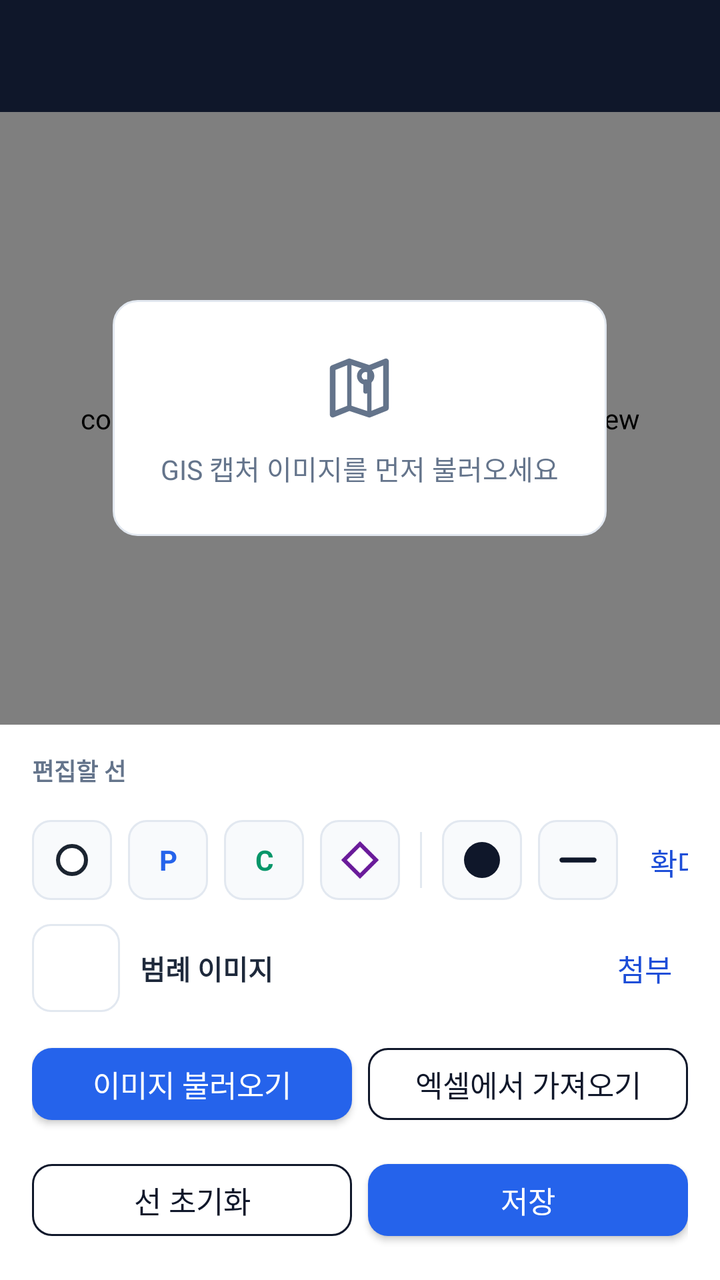
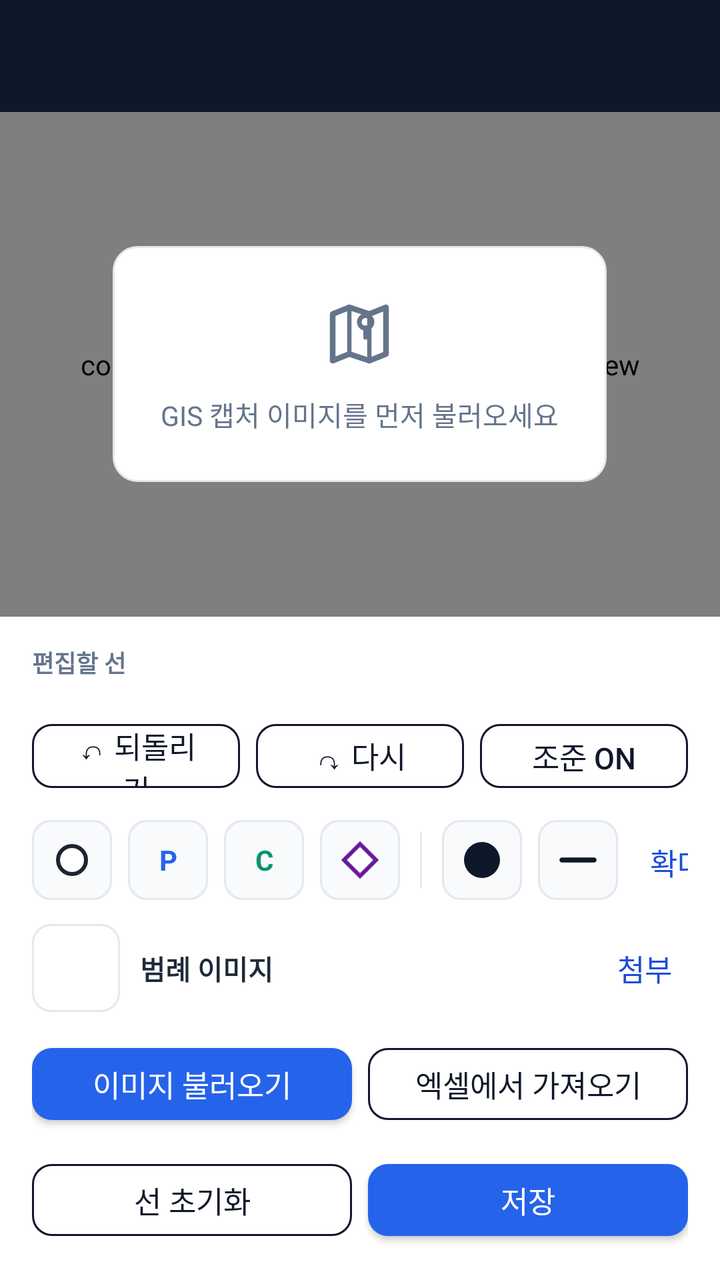

An Android layout rendered at two revisions. The XML below is the earlier revision; the diff shows what the commit changed to produce the second picture.
<!-- AndroidManifest.xml: activity theme Theme.Jijang -->
<!-- res/layout/activity_diagram_edit.xml -->
<?xml version="1.0" encoding="utf-8"?>
<LinearLayout xmlns:android="http://schemas.android.com/apk/res/android"
    xmlns:app="http://schemas.android.com/apk/res-auto"
    android:layout_width="match_parent"
    android:layout_height="match_parent"
    android:orientation="vertical"
    android:background="@color/background">

    <androidx.appcompat.widget.Toolbar
        android:id="@+id/toolbar"
        android:layout_width="match_parent"
        android:layout_height="?attr/actionBarSize"
        android:background="@color/primary"
        app:titleTextColor="@color/on_primary" />

    <FrameLayout
        android:layout_width="match_parent"
        android:layout_height="0dp"
        android:layout_weight="1">

        <com.thkim.jijang.ui.diagram.RouteEditorView
            android:id="@+id/routeEditorView"
            android:layout_width="match_parent"
            android:layout_height="match_parent"
            android:background="@color/surface" />

        <LinearLayout
            android:id="@+id/textNoImage"
            android:layout_width="wrap_content"
            android:layout_height="wrap_content"
            android:layout_gravity="center"
            android:gravity="center"
            android:orientation="vertical"
            android:background="@drawable/bg_card_notice"
            android:padding="24dp">

            <ImageView
                android:layout_width="40dp"
                android:layout_height="40dp"
                android:contentDescription="@null"
                android:src="@drawable/ic_menu_map"
                app:tint="@color/text_secondary" />

            <TextView
                android:layout_width="wrap_content"
                android:layout_height="wrap_content"
                android:layout_marginTop="10dp"
                android:gravity="center"
                android:text="GIS 캡처 이미지를 먼저 불러오세요"
                android:textColor="@color/text_secondary"
                android:textSize="13.5sp" />
        </LinearLayout>
    </FrameLayout>

    <LinearLayout
        android:layout_width="match_parent"
        android:layout_height="wrap_content"
        android:background="@color/surface"
        android:orientation="vertical"
        android:paddingHorizontal="16dp"
        android:paddingTop="14dp"
        android:paddingBottom="16dp">

        <TextView
            android:layout_width="wrap_content"
            android:layout_height="wrap_content"
            android:layout_marginBottom="6dp"
            android:text="편집할 선"
            android:textColor="@color/text_secondary"
            android:textSize="12sp"
            android:textStyle="bold" />

        <HorizontalScrollView
            android:layout_width="match_parent"
            android:layout_height="wrap_content"
            android:scrollbars="none">

            <LinearLayout
                android:id="@+id/containerLineChips"
                android:layout_width="wrap_content"
                android:layout_height="wrap_content"
                android:gravity="center_vertical"
                android:orientation="horizontal" />
        </HorizontalScrollView>

        <HorizontalScrollView
            android:layout_width="match_parent"
            android:layout_height="wrap_content"
            android:layout_marginTop="10dp"
            android:scrollbars="none">

            <LinearLayout
                android:layout_width="wrap_content"
                android:layout_height="wrap_content"
                android:gravity="center_vertical"
                android:orientation="horizontal">

                <ImageButton
                    android:id="@+id/buttonShapePlain"
                    android:layout_width="40dp"
                    android:layout_height="40dp"
                    android:layout_marginEnd="8dp"
                    android:background="@drawable/bg_toolbar_toggle"
                    android:contentDescription="일반 경로점"
                    android:padding="9dp"
                    android:src="@drawable/ic_shape_plain" />

                <TextView
                    android:id="@+id/buttonShapeEnclosure"
                    android:layout_width="40dp"
                    android:layout_height="40dp"
                    android:layout_marginEnd="8dp"
                    android:background="@drawable/bg_toolbar_toggle"
                    android:contentDescription="함체"
                    android:gravity="center"
                    android:text="P"
                    android:textColor="@color/badge_blue"
                    android:textStyle="bold" />

                <TextView
                    android:id="@+id/buttonShapePole"
                    android:layout_width="40dp"
                    android:layout_height="40dp"
                    android:layout_marginEnd="8dp"
                    android:background="@drawable/bg_toolbar_toggle"
                    android:contentDescription="전주"
                    android:gravity="center"
                    android:text="C"
                    android:textColor="@color/status_ok"
                    android:textStyle="bold" />

                <ImageButton
                    android:id="@+id/buttonShapeConnection"
                    android:layout_width="40dp"
                    android:layout_height="40dp"
                    android:layout_marginEnd="10dp"
                    android:background="@drawable/bg_toolbar_toggle"
                    android:contentDescription="접속점"
                    android:padding="9dp"
                    android:src="@drawable/ic_shape_connection" />

                <View
                    android:layout_width="1dp"
                    android:layout_height="28dp"
                    android:layout_marginEnd="10dp"
                    android:background="@color/line" />

                <ImageButton
                    android:id="@+id/buttonLineColor"
                    android:layout_width="40dp"
                    android:layout_height="40dp"
                    android:layout_marginEnd="8dp"
                    android:background="@drawable/bg_toolbar_toggle"
                    android:contentDescription="선 색상"
                    android:padding="11dp"
                    android:src="@drawable/bg_icon_badge" />

                <ImageButton
                    android:id="@+id/buttonLineDashed"
                    android:layout_width="40dp"
                    android:layout_height="40dp"
                    android:layout_marginEnd="8dp"
                    android:background="@drawable/bg_toolbar_toggle"
                    android:contentDescription="선 종류"
                    android:padding="9dp"
                    android:src="@drawable/ic_line_style_solid" />

                <com.google.android.material.button.MaterialButton
                    android:id="@+id/buttonResetZoom"
                    style="@style/Widget.Jijang.Button.Text"
                    android:layout_width="wrap_content"
                    android:layout_height="40dp"
                    android:minWidth="0dp"
                    android:text="확대 초기화" />

                <com.google.android.material.button.MaterialButton
                    android:id="@+id/buttonHideOtherLines"
                    style="@style/Widget.Jijang.Button.Text"
                    android:layout_width="wrap_content"
                    android:layout_height="40dp"
                    android:minWidth="0dp"
                    android:text="다른 선 숨기기" />
            </LinearLayout>
        </HorizontalScrollView>

        <LinearLayout
            android:layout_width="match_parent"
            android:layout_height="wrap_content"
            android:layout_marginTop="10dp"
            android:gravity="center_vertical"
            android:orientation="horizontal">

            <ImageView
                android:id="@+id/imageLegendThumb"
                android:layout_width="44dp"
                android:layout_height="44dp"
                android:background="@drawable/bg_input_field"
                android:contentDescription="@null"
                android:scaleType="centerCrop"
                android:src="@drawable/ic_menu_map" />

            <TextView
                android:layout_width="0dp"
                android:layout_height="wrap_content"
                android:layout_marginStart="10dp"
                android:layout_weight="1"
                android:text="범례 이미지"
                android:textColor="@color/text_primary"
                android:textSize="13.5sp"
                android:textStyle="bold" />

            <com.google.android.material.button.MaterialButton
                android:id="@+id/buttonPickLegend"
                style="@style/Widget.Jijang.Button.Text"
                android:layout_width="wrap_content"
                android:layout_height="wrap_content"
                android:minWidth="0dp"
                android:text="첨부" />

            <com.google.android.material.button.MaterialButton
                android:id="@+id/buttonRemoveLegend"
                style="@style/Widget.Jijang.Button.Text"
                android:layout_width="wrap_content"
                android:layout_height="wrap_content"
                android:minWidth="0dp"
                android:text="제거"
                android:textColor="@color/status_warn"
                android:visibility="gone" />
        </LinearLayout>

        <LinearLayout
            android:layout_width="match_parent"
            android:layout_height="wrap_content"
            android:layout_marginTop="10dp"
            android:orientation="horizontal">

            <com.google.android.material.button.MaterialButton
                android:id="@+id/buttonPickImage"
                android:layout_width="0dp"
                android:layout_height="wrap_content"
                android:layout_weight="1"
                android:layout_marginEnd="8dp"
                android:text="이미지 불러오기" />

            <com.google.android.material.button.MaterialButton
                android:id="@+id/buttonPickFromExcel"
                style="@style/Widget.Jijang.Button.Outlined"
                android:layout_width="0dp"
                android:layout_height="wrap_content"
                android:layout_weight="1"
                android:text="엑셀에서 가져오기" />
        </LinearLayout>

        <LinearLayout
            android:layout_width="match_parent"
            android:layout_height="wrap_content"
            android:layout_marginTop="10dp"
            android:orientation="horizontal">

            <com.google.android.material.button.MaterialButton
                android:id="@+id/buttonClear"
                style="@style/Widget.Jijang.Button.Outlined"
                android:layout_width="0dp"
                android:layout_height="wrap_content"
                android:layout_weight="1"
                android:layout_marginEnd="8dp"
                android:text="선 초기화" />

            <com.google.android.material.button.MaterialButton
                android:id="@+id/buttonSave"
                android:layout_width="0dp"
                android:layout_height="wrap_content"
                android:layout_weight="1"
                android:text="저장" />
        </LinearLayout>
    </LinearLayout>
</LinearLayout>
<!-- resources referenced by this layout -->
<resources>
  <color name="background">#F1F5F9</color>
  <color name="badge_blue">#2563EB</color>
  <color name="line">#E2E8F0</color>
  <color name="on_primary">#FFFFFF</color>
  <color name="primary">#0F172A</color>
  <color name="status_ok">#059669</color>
  <color name="status_warn">#DC2626</color>
  <color name="surface">#FFFFFF</color>
  <color name="text_primary">#1E293B</color>
  <color name="text_secondary">#64748B</color>
  <!-- drawable bg_card_notice (drawable) -->
  <?xml version="1.0" encoding="utf-8"?>
  <shape xmlns:android="http://schemas.android.com/apk/res/android">
      <solid android:color="@color/surface" />
      <corners android:radius="@dimen/card_radius" />
      <stroke android:width="1dp" android:color="@color/line" />
  </shape>
  <!-- drawable bg_icon_badge (drawable) -->
  <?xml version="1.0" encoding="utf-8"?>
  <shape xmlns:android="http://schemas.android.com/apk/res/android"
      android:shape="oval">
      <solid android:color="@color/primary" />
  </shape>
  <!-- drawable bg_input_field (drawable) -->
  <?xml version="1.0" encoding="utf-8"?>
  <shape xmlns:android="http://schemas.android.com/apk/res/android">
      <solid android:color="@color/surface" />
      <corners android:radius="@dimen/field_radius" />
      <stroke android:width="1dp" android:color="@color/line" />
      <padding android:left="10dp" android:top="10dp" android:right="10dp" android:bottom="10dp" />
  </shape>
  <!-- drawable ic_line_style_solid (drawable) -->
  <?xml version="1.0" encoding="utf-8"?>
  <vector xmlns:android="http://schemas.android.com/apk/res/android"
      android:width="24dp"
      android:height="24dp"
      android:viewportWidth="24"
      android:viewportHeight="24">
      <path
          android:strokeColor="@color/primary"
          android:strokeWidth="2.5"
          android:strokeLineCap="round"
          android:pathData="M4,12 L20,12" />
  </vector>
  <!-- drawable ic_shape_connection (drawable) -->
  <?xml version="1.0" encoding="utf-8"?>
  <vector xmlns:android="http://schemas.android.com/apk/res/android"
      android:width="24dp"
      android:height="24dp"
      android:viewportWidth="24"
      android:viewportHeight="24">
      <path
          android:fillColor="#FFFFFF"
          android:strokeColor="#6A1B9A"
          android:strokeWidth="2"
          android:pathData="M12,4 L20,12 L12,20 L4,12 Z" />
  </vector>
  <!-- drawable ic_shape_plain (drawable) -->
  <?xml version="1.0" encoding="utf-8"?>
  <vector xmlns:android="http://schemas.android.com/apk/res/android"
      android:width="24dp"
      android:height="24dp"
      android:viewportWidth="24"
      android:viewportHeight="24">
      <path
          android:fillColor="#FFFFFF"
          android:strokeColor="#1B2430"
          android:strokeWidth="2"
          android:pathData="M12,12m-7,0a7,7 0,1 1,14 0a7,7 0,1 1,-14 0" />
  </vector>
  <style name="Widget.Jijang.Button.Text" parent="Widget.MaterialComponents.Button.TextButton">
          <item name="android:textColor">@color/accent_dark</item>
          <item name="android:textAllCaps">false</item>
          <item name="android:letterSpacing">0</item>
      </style>
  <dimen name="card_radius">12dp</dimen>
  <dimen name="field_radius">9dp</dimen>
  <color name="accent_soft">#EFF6FF</color>
  <color name="accent">#2563EB</color>
  <color name="surface_muted">#F8FAFC</color>
  <dimen name="button_height">48dp</dimen>
  <dimen name="button_radius">10dp</dimen>
  <color name="accent_dark">#1D4ED8</color>
  <color name="primary_dark">#020617</color>
  <color name="on_accent">#FFFFFF</color>
  <style name="ShapeAppearance.Jijang.SmallComponent" parent="ShapeAppearance.MaterialComponents.SmallComponent">
          <item name="cornerSize">@dimen/button_radius</item>
      </style>
  <!-- unchanged entries left out for length: 5 -->
</resources>

<!-- the commit's change to res/layout/activity_diagram_edit.xml (unified diff, before → after) -->
@@ -83,6 +83,49 @@
                 android:orientation="horizontal" />
         </HorizontalScrollView>
 
+        
+        <LinearLayout
+            android:layout_width="match_parent"
+            android:layout_height="wrap_content"
+            android:layout_marginTop="10dp"
+            android:gravity="center_vertical"
+            android:orientation="horizontal">
+
+            <com.google.android.material.button.MaterialButton
+                android:id="@+id/buttonUndo"
+                style="@style/Widget.Jijang.Button.Outlined"
+                android:layout_width="0dp"
+                android:layout_height="44dp"
+                android:layout_marginEnd="8dp"
+                android:layout_weight="1"
+                android:enabled="false"
+                android:minHeight="0dp"
+                android:paddingVertical="0dp"
+                android:text="↶ 되돌리기" />
+
+            <com.google.android.material.button.MaterialButton
+                android:id="@+id/buttonRedo"
+                style="@style/Widget.Jijang.Button.Outlined"
+                android:layout_width="0dp"
+                android:layout_height="44dp"
+                android:layout_marginEnd="8dp"
+                android:layout_weight="1"
+                android:enabled="false"
+                android:minHeight="0dp"
+                android:paddingVertical="0dp"
+                android:text="↷ 다시" />
+
+            <com.google.android.material.button.MaterialButton
+                android:id="@+id/buttonAim"
+                style="@style/Widget.Jijang.Button.Outlined"
+                android:layout_width="0dp"
+                android:layout_height="44dp"
+                android:layout_weight="1"
+                android:minHeight="0dp"
+                android:paddingVertical="0dp"
+                android:text="조준 ON" />
+        </LinearLayout>
+
         <HorizontalScrollView
             android:layout_width="match_parent"
             android:layout_height="wrap_content"
